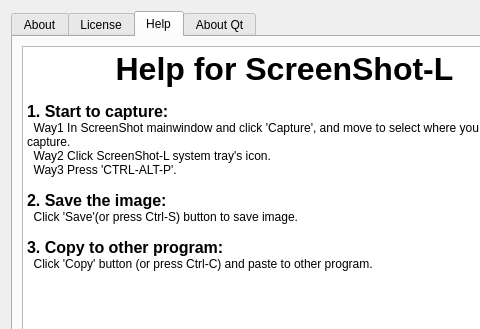
Old version of the form about.ui in the repository langong-dev/ScreenShot-L; both pictures show x 0 to 480 and y 0 to 329 of the 569 by 415 pixel window.
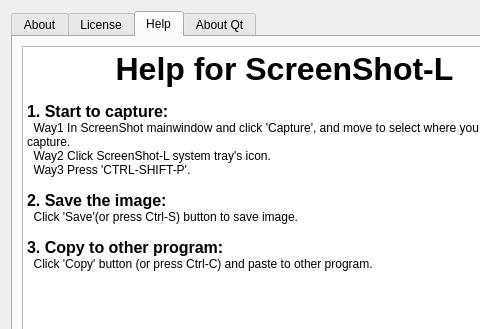
New version of the form. Icons and pictures are not drawn.

```diff
--- a/about.ui
+++ b/about.ui
@@ -105,7 +105,7 @@
 &lt;p style=&quot; margin-top:0px; margin-bottom:0px; margin-left:0px; margin-right:0px; -qt-block-indent:0; text-indent:0px;&quot;&gt;&lt;span style=&quot; font-size:12pt; font-weight:600;&quot;&gt;1. Start to capture:&lt;/span&gt;&lt;/p&gt;
 &lt;p style=&quot; margin-top:0px; margin-bottom:0px; margin-left:0px; margin-right:0px; -qt-block-indent:0; text-indent:0px;&quot;&gt;  Way1 In ScreenShot mainwindow and click 'Capture', and move to select where you want to capture.&lt;/p&gt;
 &lt;p style=&quot; margin-top:0px; margin-bottom:0px; margin-left:0px; margin-right:0px; -qt-block-indent:0; text-indent:0px;&quot;&gt;  Way2 Click ScreenShot-L system tray's icon.&lt;/p&gt;
-&lt;p style=&quot; margin-top:0px; margin-bottom:0px; margin-left:0px; margin-right:0px; -qt-block-indent:0; text-indent:0px;&quot;&gt;  Way3 Press 'CTRL-ALT-P'.&lt;/p&gt;
+&lt;p style=&quot; margin-top:0px; margin-bottom:0px; margin-left:0px; margin-right:0px; -qt-block-indent:0; text-indent:0px;&quot;&gt;  Way3 Press 'CTRL-SHIFT-P'.&lt;/p&gt;
 &lt;p style=&quot;-qt-paragraph-type:empty; margin-top:0px; margin-bottom:0px; margin-left:0px; margin-right:0px; -qt-block-indent:0; text-indent:0px;&quot;&gt;&lt;br /&gt;&lt;/p&gt;
 &lt;p style=&quot; margin-top:0px; margin-bottom:0px; margin-left:0px; margin-right:0px; -qt-block-indent:0; text-indent:0px;&quot;&gt;&lt;span style=&quot; font-size:12pt; font-weight:600;&quot;&gt;2. Save the image:&lt;/span&gt;&lt;/p&gt;
 &lt;p style=&quot; margin-top:0px; margin-bottom:0px; margin-left:0px; margin-right:0px; -qt-block-indent:0; text-indent:0px;&quot;&gt;  Click 'Save'(or press Ctrl-S) button to save image.&lt;/p&gt;
```
